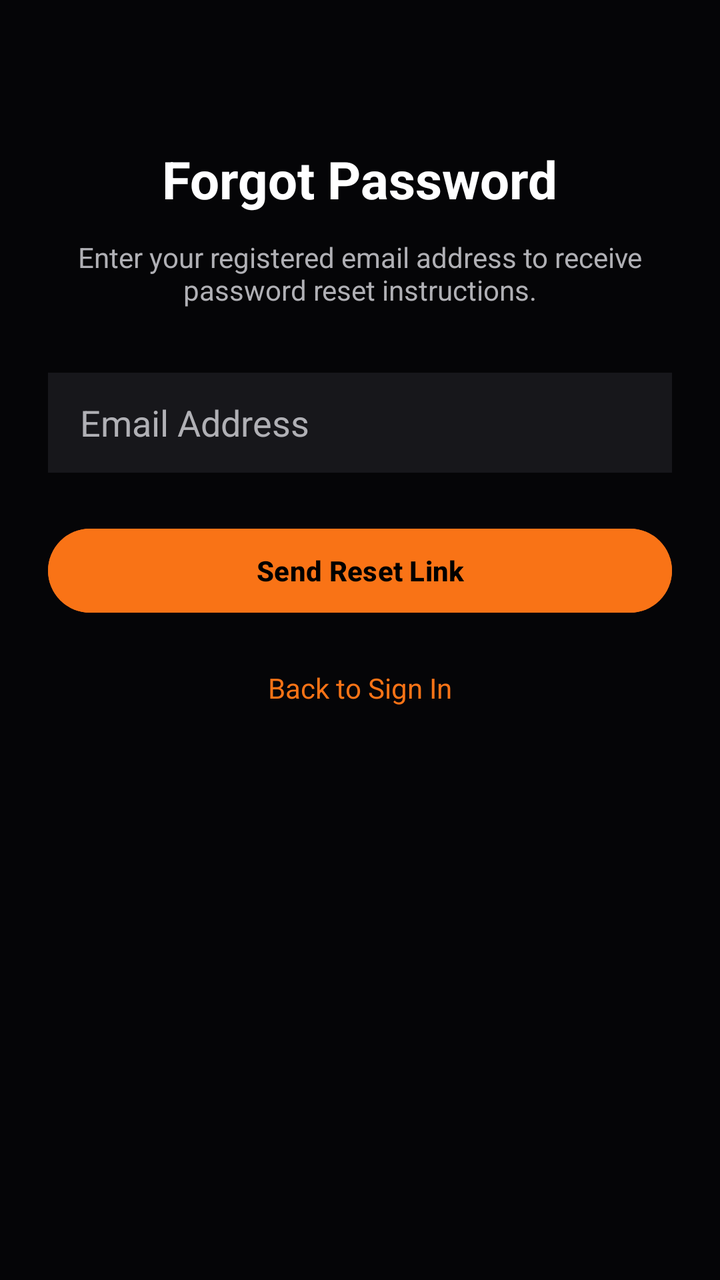
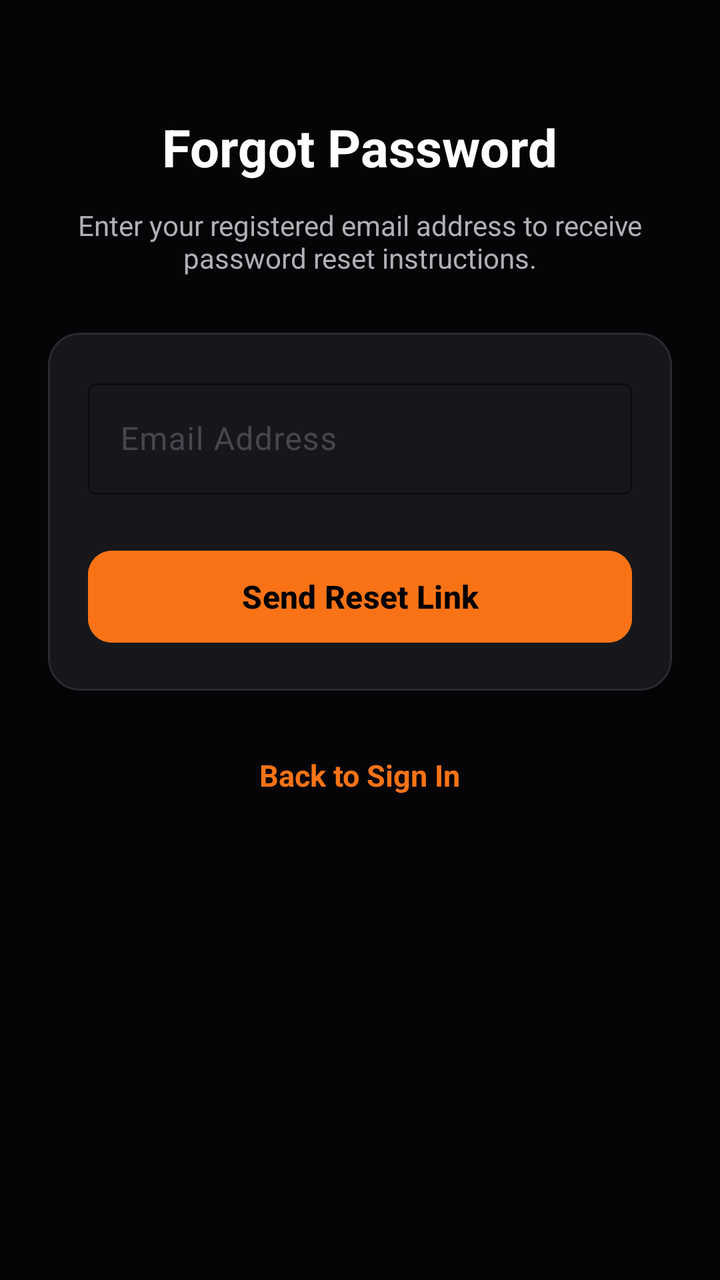

Before-and-after screenshots of an Android layout around one commit, followed by the original layout XML and the change that was made.
<!-- AndroidManifest.xml: application theme Theme.SportSpot -->
<!-- res/layout/activity_forgot_password.xml -->
<?xml version="1.0" encoding="utf-8"?>
<LinearLayout xmlns:android="http://schemas.android.com/apk/res/android"
    android:layout_width="match_parent"
    android:layout_height="match_parent"
    android:background="@color/bg_dark"
    android:orientation="vertical"
    android:padding="24dp"
    android:gravity="center_horizontal">

    <TextView
        android:layout_width="wrap_content"
        android:layout_height="wrap_content"
        android:text="Forgot Password"
        android:textColor="@color/white"
        android:textSize="26sp"
        android:textStyle="bold"
        android:layout_marginTop="48dp" />

    <TextView
        android:layout_width="match_parent"
        android:layout_height="wrap_content"
        android:text="Enter your registered email address to receive password reset instructions."
        android:textColor="@color/text_secondary"
        android:textSize="14sp"
        android:textAlignment="center"
        android:layout_marginTop="12dp" />

    <EditText
        android:id="@+id/etEmail"
        android:layout_width="match_parent"
        android:layout_height="50dp"
        android:layout_marginTop="32dp"
        android:background="@color/card_bg"
        android:hint="Email Address"
        android:textColorHint="@color/text_secondary"
        android:textColor="@color/white"
        android:inputType="textEmailAddress"
        android:paddingHorizontal="16dp" />

    <Button
        android:id="@+id/btnSubmit"
        android:layout_width="match_parent"
        android:layout_height="50dp"
        android:layout_marginTop="24dp"
        android:backgroundTint="@color/orange_primary"
        android:text="Send Reset Link"
        android:textColor="@color/black"
        android:textStyle="bold" />

    <ProgressBar
        android:id="@+id/progressBar"
        android:layout_width="wrap_content"
        android:layout_height="wrap_content"
        android:layout_marginTop="16dp"
        android:visibility="gone" />

    <TextView
        android:id="@+id/tvBackToLogin"
        android:layout_width="wrap_content"
        android:layout_height="wrap_content"
        android:layout_marginTop="24dp"
        android:text="Back to Sign In"
        android:textColor="@color/orange_primary" />

</LinearLayout>
<!-- resources referenced by this layout -->
<resources>
  <color name="bg_dark">#050507</color>
  <color name="black">#FF000000</color>
  <color name="card_bg">#17171B</color>
  <color name="orange_primary">#F97316</color>
  <color name="text_secondary">#B0B0B5</color>
  <color name="white">#FFFFFFFF</color>
  <style name="Theme.SportSpot" parent="Base.Theme.SportSpot" />
  <style name="Base.Theme.SportSpot" parent="Theme.Material3.DayNight.NoActionBar">
          
          
      </style>
</resources>

<!-- the commit's change to res/layout/activity_forgot_password.xml (unified diff, before → after) -->
@@ -1,65 +1,102 @@
 <?xml version="1.0" encoding="utf-8"?>
-<LinearLayout xmlns:android="http://schemas.android.com/apk/res/android"
+<ScrollView xmlns:android="http://schemas.android.com/apk/res/android"
+    xmlns:app="http://schemas.android.com/apk/res-auto"
     android:layout_width="match_parent"
     android:layout_height="match_parent"
     android:background="@color/bg_dark"
-    android:orientation="vertical"
-    android:padding="24dp"
-    android:gravity="center_horizontal">
+    android:fillViewport="true">
 
-    <TextView
-        android:layout_width="wrap_content"
-        android:layout_height="wrap_content"
-        android:text="Forgot Password"
-        android:textColor="@color/white"
-        android:textSize="26sp"
-        android:textStyle="bold"
-        android:layout_marginTop="48dp" />
-
-    <TextView
+    <LinearLayout
         android:layout_width="match_parent"
         android:layout_height="wrap_content"
-        android:text="Enter your registered email address to receive password reset instructions."
-        android:textColor="@color/text_secondary"
-        android:textSize="14sp"
-        android:textAlignment="center"
-        android:layout_marginTop="12dp" />
+        android:orientation="vertical"
+        android:padding="24dp"
+        android:gravity="center_horizontal">
 
-    <EditText
-        android:id="@+id/etEmail"
-        android:layout_width="match_parent"
-        android:layout_height="50dp"
-        android:layout_marginTop="32dp"
-        android:background="@color/card_bg"
-        android:hint="Email Address"
-        android:textColorHint="@color/text_secondary"
-        android:textColor="@color/white"
-        android:inputType="textEmailAddress"
-        android:paddingHorizontal="16dp" />
+        <TextView
+            android:layout_width="wrap_content"
+            android:layout_height="wrap_content"
+            android:text="Forgot Password"
+            android:textColor="@color/white"
+            android:textSize="26sp"
+            android:textStyle="bold"
+            android:layout_marginTop="32dp" />
 
-    <Button
-        android:id="@+id/btnSubmit"
-        android:layout_width="match_parent"
-        android:layout_height="50dp"
-        android:layout_marginTop="24dp"
-        android:backgroundTint="@color/orange_primary"
-        android:text="Send Reset Link"
-        android:textColor="@color/black"
-        android:textStyle="bold" />
+        <TextView
+            android:layout_width="match_parent"
+            android:layout_height="wrap_content"
+            android:text="Enter your registered email address to receive password reset instructions."
+            android:textColor="@color/text_secondary"
+            android:textSize="14sp"
+            android:textAlignment="center"
+            android:layout_marginTop="12dp" />
 
-    <ProgressBar
-        android:id="@+id/progressBar"
-        android:layout_width="wrap_content"
-        android:layout_height="wrap_content"
-        android:layout_marginTop="16dp"
-        android:visibility="gone" />
+        <com.google.android.material.card.MaterialCardView
+            android:layout_width="match_parent"
+            android:layout_height="wrap_content"
+            android:layout_marginTop="28dp"
+            app:cardBackgroundColor="@color/card_bg"
+            app:cardCornerRadius="16dp"
+            app:cardElevation="4dp"
+            app:strokeColor="#2A2A30"
+            app:strokeWidth="1dp">
 
-    <TextView
-        android:id="@+id/tvBackToLogin"
-        android:layout_width="wrap_content"
-        android:layout_height="wrap_content"
-        android:layout_marginTop="24dp"
-        android:text="Back to Sign In"
-        android:textColor="@color/orange_primary" />
+            <LinearLayout
+                android:layout_width="match_parent"
+                android:layout_height="wrap_content"
+                android:orientation="vertical"
+                android:padding="20dp">
 
-</LinearLayout>
+                <com.google.android.material.textfield.TextInputLayout
+                    android:layout_width="match_parent"
+                    android:layout_height="wrap_content"
+                    android:hint="Email Address"
+                    app:hintTextColor="@color/orange_primary"
+                    app:boxStrokeColor="@color/orange_primary"
+                    style="@style/Widget.Material3.TextInputLayout.OutlinedBox">
+
+                    <com.google.android.material.textfield.TextInputEditText
+                        android:id="@+id/etEmail"
+                        android:layout_width="match_parent"
+                        android:layout_height="wrap_content"
+                        android:textColor="@color/white"
+                        android:inputType="textEmailAddress" />
+                </com.google.android.material.textfield.TextInputLayout>
+
+                <com.google.android.material.button.MaterialButton
+                    android:id="@+id/btnSubmit"
+                    android:layout_width="match_parent"
+                    android:layout_height="54dp"
+                    android:layout_marginTop="24dp"
+                    android:backgroundTint="@color/orange_primary"
+                    android:text="Send Reset Link"
+                    android:textColor="@color/black"
+                    android:textSize="16sp"
+                    android:textStyle="bold"
+                    app:cornerRadius="12dp" />
+
+                <ProgressBar
+                    android:id="@+id/progressBar"
+                    android:layout_width="wrap_content"
+                    android:layout_height="wrap_content"
+                    android:layout_gravity="center_horizontal"
+                    android:layout_marginTop="16dp"
+                    android:indeterminateTint="@color/orange_primary"
+                    android:visibility="gone" />
+
+            </LinearLayout>
+        </com.google.android.material.card.MaterialCardView>
+
+        <TextView
+            android:id="@+id/tvBackToLogin"
+            android:layout_width="wrap_content"
+            android:layout_height="wrap_content"
+            android:layout_marginTop="32dp"
+            android:layout_marginBottom="24dp"
+            android:text="Back to Sign In"
+            android:textColor="@color/orange_primary"
+            android:textSize="15sp"
+            android:textStyle="bold" />
+
+    </LinearLayout>
+</ScrollView>
